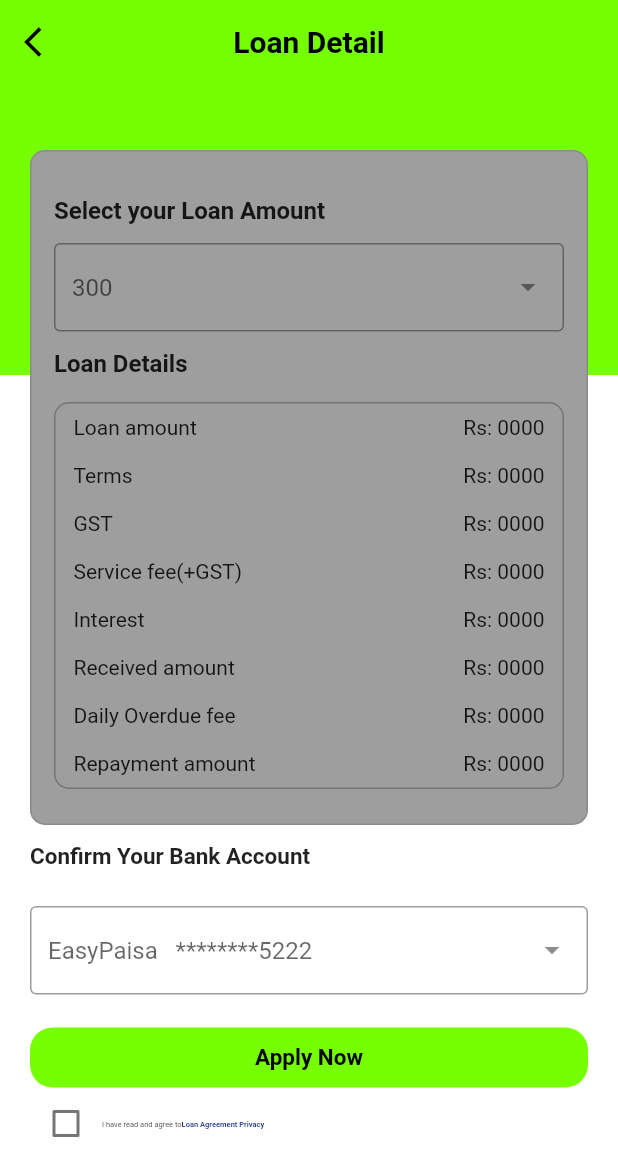
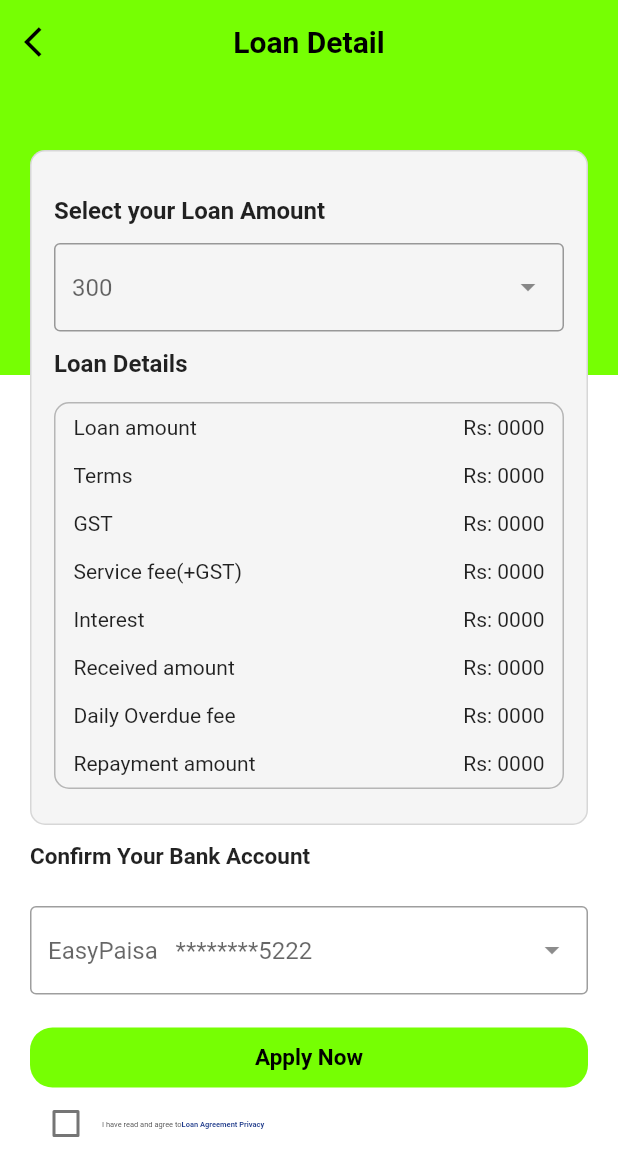
Before and after one commit to Globistic/task_21, a Flutter app: the Loan_detail screen opened directly, on a phone screen of 412 x 824 dp. Shown: the top 1176 px of the screen. Run offline on Flutter 3.47's test engine with Material 2 defaults, Android fonts, the phone set to English and light mode, and no system bars; our stand-ins replace camera, contacts_service, country_code_picker, firebase_auth, firebase_core, flutter_neumorphic and 5 more; accounts and stored records are empty.

Commit message:
second commit

```diff
--- a/lib/screens/loan_detail.dart
+++ b/lib/screens/loan_detail.dart
@@ -51,7 +51,7 @@ class _Loan_detailState extends State<Loan_detail> {
                         children: [
                       Container(
                         decoration: BoxDecoration(
-                            color: Colors.grey,
+                            color: Colors.grey[100],
                             border: Border.all(
                               color: Colors.black12
                             ),
```
